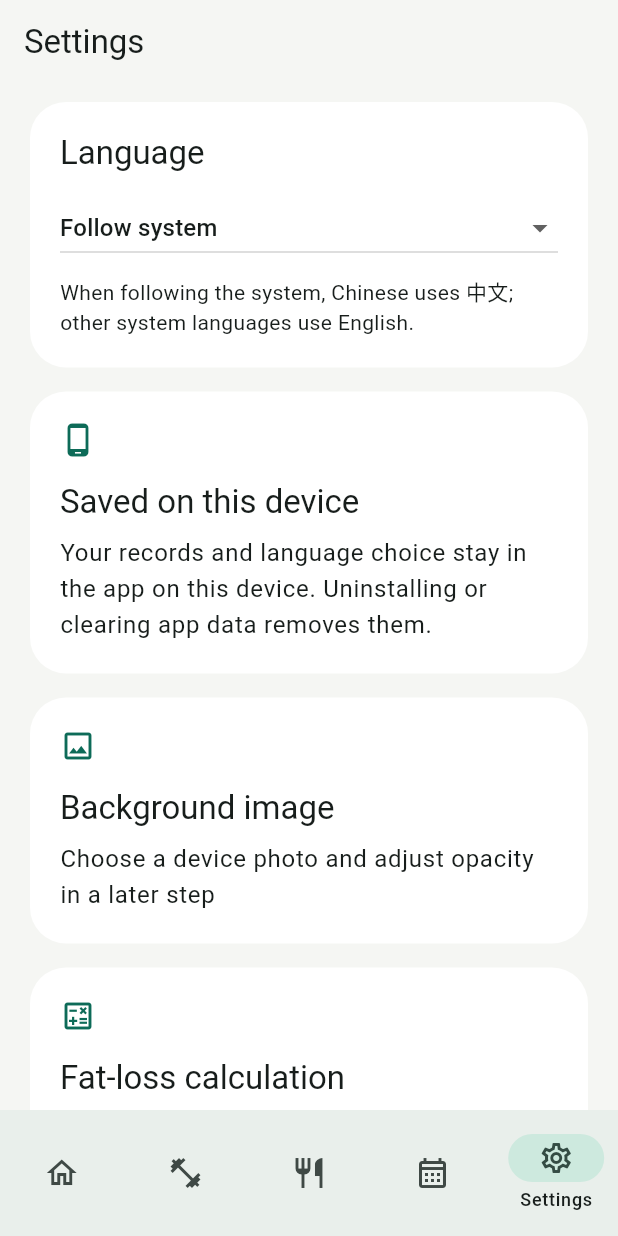
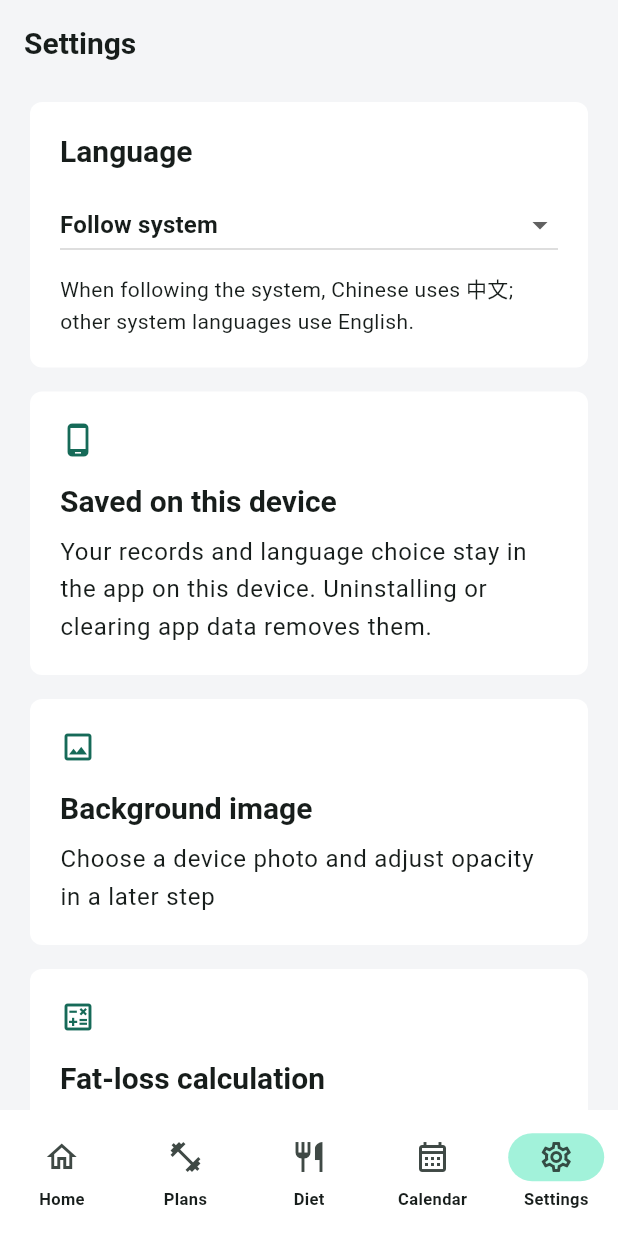
Before and after one commit to zheng-xin-0809/change, a Flutter app: the screen it shows after launch, item 5 of the bottom bar chosen, on a phone screen of 412 x 824 dp. Run offline on Flutter 3.47's test engine with Material 3 defaults, Android fonts, the phone set to English and light mode, and no system bars; our stand-ins replace shared_preferences, sqflite; accounts and stored records are empty; generated files the repository leaves out were written again.

Commit message:
feat: add customizable accent color and refine UI

```diff
--- /dev/null
+++ b/lib/domain/accent_color.dart
@@ -0,0 +1,31 @@
+/// An opaque, persisted RGB color. UI labels live in the ARB resources.
+class AccentColor {
+  const AccentColor._(this.rgb);
+  static const defaultColor = AccentColor._(0x166A58);
+  final int rgb;
+  int get red => (rgb >> 16) & 0xFF;
+  int get green => (rgb >> 8) & 0xFF;
+  int get blue => rgb & 0xFF;
+  int get argb => 0xFF000000 | rgb;
+  String get hex => '#${rgb.toRadixString(16).padLeft(6, '0').toUpperCase()}';
+
+  static AccentColor? fromRgb(int red, int green, int blue) {
+    if ([red, green, blue].any((value) => value < 0 || value > 255)) {
+      return null;
+    }
+    return AccentColor._((red << 16) | (green << 8) | blue);
+  }
+
+  static AccentColor? parse(String value) {
+    final normalized = value.trim();
+    if (!RegExp(r'^#?[0-9a-fA-F]{6}$').hasMatch(normalized)) return null;
+    return AccentColor._(
+      int.parse(normalized.replaceFirst('#', ''), radix: 16),
+    );
+  }
+
+  @override
+  bool operator ==(Object other) => other is AccentColor && rgb == other.rgb;
+  @override
+  int get hashCode => rgb.hashCode;
+}
--- a/lib/main.dart
+++ b/lib/main.dart
@@ -3,6 +3,7 @@ import 'dart:async';
 import 'package:flutter/material.dart';
 
 import 'data/language_store.dart';
+import 'data/accent_store.dart';
 import 'data/local_record_store.dart';
 import 'ui/app.dart';
 import 'ui/app_controller.dart';
@@ -11,6 +12,7 @@ void main() {
   WidgetsFlutterBinding.ensureInitialized();
   final controller = AppController(
     languageStore: LocalLanguageStore(),
+    accentStore: LocalAccentStore(),
     records: LocalRecordStore(),
   );
   runApp(FitNotesApp(controller: controller));
--- a/lib/ui/app.dart
+++ b/lib/ui/app.dart
@@ -2,6 +2,7 @@ import 'package:flutter/material.dart';
 
 import '../l10n/app_localizations.dart';
 import 'app_controller.dart';
+import 'app_theme.dart';
 import 'pages.dart';
 
 /// Chinese Android locales (including region variants) use zh. All other
@@ -29,40 +30,10 @@ class FitNotesApp extends StatelessWidget {
       supportedLocales: AppLocalizations.supportedLocales,
       localizationsDelegates: AppLocalizations.localizationsDelegates,
       localeListResolutionCallback: resolveSupportedLocale,
-      theme: ThemeData(
-        useMaterial3: true,
-        colorScheme: ColorScheme.fromSeed(
-          seedColor: const Color(0xFF166A58),
-          surface: const Color(0xFFF5F6F3),
-        ),
-        scaffoldBackgroundColor: const Color(0xFFF5F6F3),
-        appBarTheme: const AppBarTheme(
-          backgroundColor: Color(0xFFF5F6F3),
-          scrolledUnderElevation: 0,
-          centerTitle: false,
-        ),
-        cardTheme: CardThemeData(
-          color: Colors.white,
-          shape: RoundedRectangleBorder(
-            borderRadius: BorderRadius.circular(24),
-          ),
-        ),
-        inputDecorationTheme: const InputDecorationTheme(
-          border: OutlineInputBorder(),
-        ),
-        filledButtonTheme: FilledButtonThemeData(
-          style: FilledButton.styleFrom(
-            minimumSize: const Size(48, 48),
-            padding: const EdgeInsets.symmetric(horizontal: 20, vertical: 12),
-          ),
-        ),
-        outlinedButtonTheme: OutlinedButtonThemeData(
-          style: OutlinedButton.styleFrom(
-            minimumSize: const Size(48, 48),
-            padding: const EdgeInsets.symmetric(horizontal: 20, vertical: 12),
-          ),
-        ),
-      ),
+      theme: buildAppTheme(controller.accentColor),
+      themeAnimationDuration: MediaQuery.disableAnimationsOf(context)
+          ? Duration.zero
+          : const Duration(milliseconds: 200),
       home: controller.ready
           ? AppShell(controller: controller)
           : _Startup(controller: controller),
--- a/lib/ui/app_controller.dart
+++ b/lib/ui/app_controller.dart
@@ -1,6 +1,8 @@
 import 'package:flutter/widgets.dart';
 
 import '../data/language_store.dart';
+import '../data/accent_store.dart';
+import '../domain/accent_color.dart';
 import '../data/local_record_store.dart';
 import '../domain/models.dart';
 import '../services/calculation_service.dart';
@@ -9,10 +11,14 @@ class AppController extends ChangeNotifier {
   AppController({
     required this.languageStore,
     required this.records,
+    required this.accentStore,
     this.calculation = const PendingCalculationService(),
   });
   final LanguageStore languageStore;
   final RecordStore records;
+  final AccentStore accentStore;
+  AccentColor accentColor = AccentColor.defaultColor;
+  bool savingAccent = false;
   final CalculationService calculation;
   LanguageMode languageMode = LanguageMode.system;
   WeightEntry? latest;
@@ -34,6 +40,7 @@ class AppController extends ChangeNotifier {
     notifyListeners();
     try {
       languageMode = await languageStore.read();
+      accentColor = await accentStore.read();
       await records.initialize();
       latest = await records.latestWeight();
       ready = true;
@@ -66,4 +73,17 @@ class AppController extends ChangeNotifier {
     }
     notifyListeners();
   }
+
+  Future<void> setAccent(AccentColor color) async {
+    if (savingAccent || color == accentColor) return;
+    savingAccent = true;
+    notifyListeners();
+    try {
+      await accentStore.write(color);
+      accentColor = color;
+    } finally {
+      savingAccent = false;
+      notifyListeners();
+    }
+  }
 }
--- /dev/null
+++ b/lib/ui/app_theme.dart
@@ -0,0 +1,145 @@
+import 'package:flutter/material.dart';
+
+import '../domain/accent_color.dart';
+
+double contrastRatio(Color first, Color second) {
+  final a = first.computeLuminance();
+  final b = second.computeLuminance();
+  return ((a > b ? a : b) + 0.05) / ((a > b ? b : a) + 0.05);
+}
+
+/// Black or white guarantees at least 4.5:1 on every opaque RGB color.
+Color textOnAccent(Color accent) =>
+    contrastRatio(Colors.black, accent) >= contrastRatio(Colors.white, accent)
+    ? Colors.black
+    : Colors.white;
+
+/// Keep the selected RGB exact on filled controls; darken colored foregrounds
+/// only when they would be hard to read on the light canvas.
+Color readableAccent(Color accent, Color background) {
+  if (contrastRatio(accent, background) >= 4.5) return accent;
+  for (var step = 1; step <= 20; step++) {
+    final candidate = Color.lerp(accent, Colors.black, step / 20)!;
+    if (contrastRatio(candidate, background) >= 4.5) return candidate;
+  }
+  return Colors.black;
+}
+
+ThemeData buildAppTheme(AccentColor selected) {
+  final accent = Color(selected.argb);
+  const canvas = Color(0xFFF4F5F7);
+  final scheme = ColorScheme.fromSeed(
+    seedColor: accent,
+    surface: canvas,
+  ).copyWith(primary: accent, onPrimary: textOnAccent(accent));
+  final ink = readableAccent(accent, canvas);
+  final base = ThemeData(useMaterial3: true, colorScheme: scheme);
+  final text = base.textTheme.copyWith(
+    headlineLarge: base.textTheme.headlineLarge?.copyWith(
+      fontSize: 32,
+      fontWeight: FontWeight.w700,
+      height: 1.2,
+      letterSpacing: 0,
+    ),
+    headlineSmall: base.textTheme.headlineSmall?.copyWith(
+      fontWeight: FontWeight.w600,
+      height: 1.3,
+      letterSpacing: 0,
+    ),
+    titleLarge: base.textTheme.titleLarge?.copyWith(
+      fontSize: 20,
+      fontWeight: FontWeight.w600,
+      height: 1.3,
+      letterSpacing: 0,
+    ),
+    titleMedium: base.textTheme.titleMedium?.copyWith(
+      fontWeight: FontWeight.w600,
+    ),
+    bodyLarge: base.textTheme.bodyLarge?.copyWith(height: 1.55),
+    bodyMedium: base.textTheme.bodyMedium?.copyWith(height: 1.5),
+  );
+  return base.copyWith(
+    textTheme: text,
+    scaffoldBackgroundColor: canvas,
+    appBarTheme: AppBarTheme(
+      backgroundColor: canvas,
+      scrolledUnderElevation: 0,
+      centerTitle: false,
+      titleTextStyle: text.titleLarge?.copyWith(color: scheme.onSurface),
+    ),
+    cardTheme: CardThemeData(
+      color: Colors.white,
+      elevation: 0,
+      margin: EdgeInsets.zero,
+      shape: RoundedRectangleBorder(borderRadius: BorderRadius.circular(8)),
+    ),
+    navigationBarTheme: NavigationBarThemeData(
+      backgroundColor: Colors.white,
+      elevation: 0,
+      indicatorColor: scheme.primaryContainer,
+      labelTextStyle: WidgetStatePropertyAll(
+        text.labelSmall?.copyWith(
+          fontSize: 11,
+          fontWeight: FontWeight.w600,
+          color: scheme.onSurface,
+        ),
+      ),
+    ),
+    inputDecorationTheme: InputDecorationTheme(
+      filled: true,
+      fillColor: canvas,
+      border: OutlineInputBorder(borderRadius: BorderRadius.circular(14)),
+      enabledBorder: OutlineInputBorder(
+        borderRadius: BorderRadius.circular(14),
+        borderSide: BorderSide(color: scheme.outlineVariant),
+      ),
+      focusedBorder: OutlineInputBorder(
+        borderRadius: BorderRadius.circular(14),
+        borderSide: BorderSide(color: ink, width: 2),
+      ),
+      floatingLabelStyle: TextStyle(color: ink),
+    ),
+    filledButtonTheme: FilledButtonThemeData(
+      style: FilledButton.styleFrom(
+        minimumSize: const Size(48, 50),
+        padding: const EdgeInsets.symmetric(horizontal: 20, vertical: 14),
+        shape: RoundedRectangleBorder(borderRadius: BorderRadius.circular(14)),
+      ),
+    ),
+    outlinedButtonTheme: OutlinedButtonThemeData(
+      style: OutlinedButton.styleFrom(
+        foregroundColor: ink,
+        minimumSize: const Size(48, 50),
+        padding: const EdgeInsets.symmetric(horizontal: 20, vertical: 14),
+        shape: RoundedRectangleBorder(borderRadius: BorderRadius.circular(14)),
+      ),
+    ),
+    textButtonTheme: TextButtonThemeData(
+      style: TextButton.styleFrom(
+        foregroundColor: ink,
+        minimumSize: const Size(48, 48),
+      ),
+    ),
+    sliderTheme: SliderThemeData(
+      activeTrackColor: ink,
+      thumbColor: ink,
+      valueIndicatorColor: ink,
+      valueIndicatorTextStyle: TextStyle(color: textOnAccent(ink)),
+    ),
+    textSelectionTheme: TextSelectionThemeData(
+      cursorColor: ink,
+      selectionHandleColor: ink,
+    ),
+    datePickerTheme: DatePickerThemeData(
+      dayForegroundColor: WidgetStateProperty.resolveWith(
+        (states) =>
+            states.contains(WidgetState.selected) ? scheme.onPrimary : null,
+      ),
+      todayForegroundColor: WidgetStateProperty.resolveWith(
+        (states) =>
+            states.contains(WidgetState.selected) ? scheme.onPrimary : ink,
+      ),
+      todayBorder: BorderSide(color: ink),
+    ),
+  );
+}
--- a/lib/ui/pages.dart
+++ b/lib/ui/pages.dart
@@ -6,6 +6,7 @@ import '../l10n/app_localizations.dart';
 import 'app_controller.dart';
 import 'labels.dart';
 import 'weight_dialog.dart';
+import 'accent_color_editor.dart';
 
 class AppShell extends StatefulWidget {
   const AppShell({super.key, required this.controller});
@@ -67,7 +68,7 @@ class _AppShellState extends State<AppShell> {
         bottomNavigationBar: NavigationBar(
           selectedIndex: _index,
           onDestinationSelected: _go,
-          labelBehavior: NavigationDestinationLabelBehavior.onlyShowSelected,
+          labelBehavior: NavigationDestinationLabelBehavior.alwaysShow,
           height: 84,
           destinations: List.generate(
             labels.length,
@@ -483,6 +484,20 @@ class SettingsPage extends StatelessWidget {
           title: l.calculationTitle,
           body: l.calculationPending,
         ),
+        InfoCard(
+          icon: Icons.palette_outlined,
+          title: l.accentTitle,
+          body: l.accentBody,
+        ),
+        FilledButton.icon(
+          key: const ValueKey('edit_accent'),
+          onPressed: () => showDialog<void>(
+            context: context,
+            builder: (_) => AccentColorEditor(controller: controller),
+          ),
+          icon: const Icon(Icons.tune),
+          label: Text(l.accentAction),
+        ),
       ],
     );
   }
```
Also changed, not shown: lib/data/accent_store.dart (added, +26 -0 lines), lib/l10n/app_en.arb (+10 -0 lines), lib/l10n/app_zh.arb (+11 -1 lines), lib/ui/accent_color_editor.dart (added, +149 -0 lines), 5 other files.
